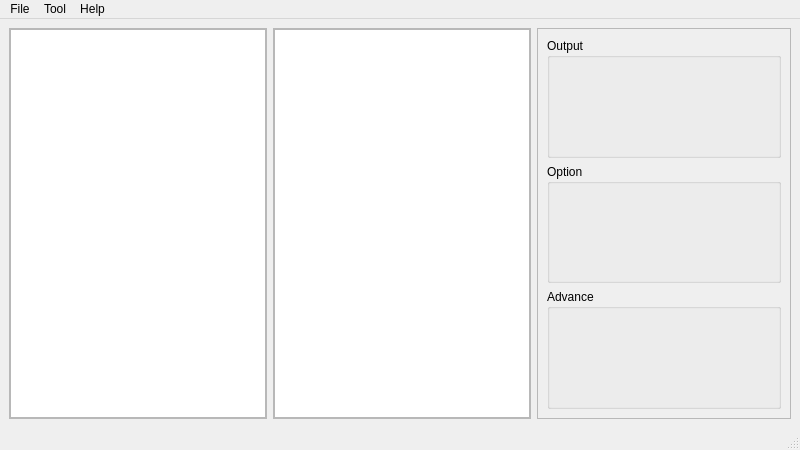
Before: the Qt Designer form texm.ui in keyring/Texm, drawn with Qt 5.
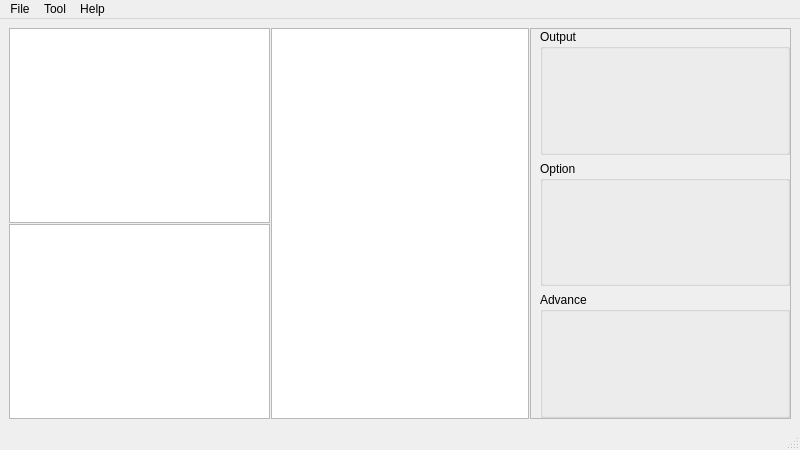
After: the same form once the commit is applied. Custom widgets are drawn as their Qt base class.

Commit message: filelist and image preview

What changed in the file:
```diff
--- a/texm.ui
+++ b/texm.ui
@@ -29,8 +29,23 @@
    <layout class="QHBoxLayout" name="horizontalLayout_3">
     <item>
      <layout class="QHBoxLayout" name="horizontalLayout_2">
+      <property name="spacing">
+       <number>0</number>
+      </property>
       <item>
        <widget class="QScrollArea" name="fileListScrollArea">
+        <property name="maximumSize">
+         <size>
+          <width>300</width>
+          <height>16777215</height>
+         </size>
+        </property>
+        <property name="frameShape">
+         <enum>QFrame::NoFrame</enum>
+        </property>
+        <property name="frameShadow">
+         <enum>QFrame::Plain</enum>
+        </property>
         <property name="widgetResizable">
          <bool>true</bool>
         </property>
@@ -39,11 +54,14 @@
           <rect>
            <x>0</x>
            <y>0</y>
-           <width>256</width>
-           <height>383</height>
+           <width>260</width>
+           <height>385</height>
           </rect>
          </property>
          <layout class="QVBoxLayout" name="verticalLayout_5">
+          <property name="spacing">
+           <number>1</number>
+          </property>
           <property name="leftMargin">
            <number>0</number>
           </property>
@@ -57,7 +75,27 @@
            <number>0</number>
           </property>
           <item>
-           <widget class="QTableWidget" name="tableWidget_fileList"/>
+           <widget class="QTableWidget" name="tableWidget_fileList">
+            <property name="editTriggers">
+             <set>QAbstractItemView::NoEditTriggers</set>
+            </property>
+            <property name="selectionBehavior">
+             <enum>QAbstractItemView::SelectRows</enum>
+            </property>
+            <property name="showGrid">
+             <bool>false</bool>
+            </property>
+           </widget>
+          </item>
+          <item>
+           <widget class="BasicImageView" name="smallImagePreview">
+            <property name="maximumSize">
+             <size>
+              <width>16777215</width>
+              <height>300</height>
+             </size>
+            </property>
+           </widget>
           </item>
          </layout>
         </widget>
@@ -65,6 +103,12 @@
       </item>
       <item>
        <widget class="QScrollArea" name="imageViewScrollArea">
+        <property name="frameShape">
+         <enum>QFrame::NoFrame</enum>
+        </property>
+        <property name="frameShadow">
+         <enum>QFrame::Plain</enum>
+        </property>
         <property name="widgetResizable">
          <bool>true</bool>
         </property>
@@ -73,19 +117,19 @@
           <rect>
            <x>0</x>
            <y>0</y>
-           <width>256</width>
-           <height>383</height>
+           <width>260</width>
+           <height>385</height>
           </rect>
          </property>
          <layout class="QGridLayout" name="gridLayout_2">
           <property name="leftMargin">
-           <number>0</number>
+           <number>1</number>
           </property>
           <property name="topMargin">
            <number>0</number>
           </property>
           <property name="rightMargin">
-           <number>0</number>
+           <number>1</number>
           </property>
           <property name="bottomMargin">
            <number>0</number>
@@ -94,7 +138,7 @@
            <number>6</number>
           </property>
           <item row="0" column="0">
-           <widget class="QGraphicsView" name="graphicsView"/>
+           <widget class="BasicImageView" name="bigImagePreview"/>
           </item>
          </layout>
         </widget>
@@ -102,6 +146,12 @@
       </item>
       <item>
        <widget class="QScrollArea" name="configScrollArea">
+        <property name="maximumSize">
+         <size>
+          <width>300</width>
+          <height>16777215</height>
+         </size>
+        </property>
         <property name="widgetResizable">
          <bool>true</bool>
         </property>
@@ -110,11 +160,20 @@
           <rect>
            <x>0</x>
            <y>0</y>
-           <width>250</width>
+           <width>258</width>
            <height>383</height>
           </rect>
          </property>
          <layout class="QVBoxLayout" name="verticalLayout_3">
+          <property name="topMargin">
+           <number>0</number>
+          </property>
+          <property name="rightMargin">
+           <number>0</number>
+          </property>
+          <property name="bottomMargin">
+           <number>0</number>
+          </property>
           <item>
            <widget class="QGroupBox" name="groupBox">
             <property name="title">
@@ -192,6 +251,13 @@
    </property>
   </action>
  </widget>
+ <customwidgets>
+  <customwidget>
+   <class>BasicImageView</class>
+   <extends>QGraphicsView</extends>
+   <header>basicimageview.h</header>
+  </customwidget>
+ </customwidgets>
  <resources/>
  <connections/>
 </ui>
```
The commit also changes 5 other files.
